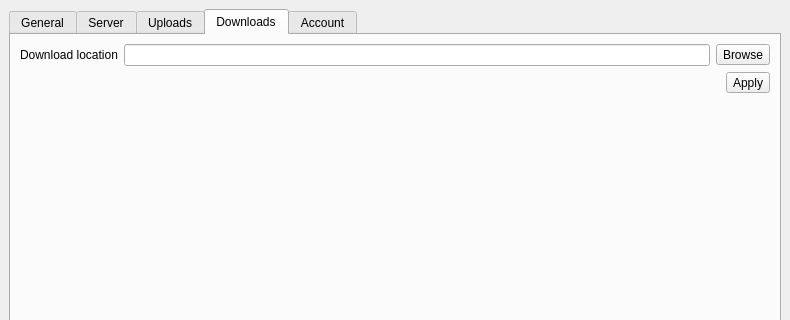
Old version of the form dcoraid/gui/preferences/dlg_preferences.ui in the repository DCOR-dev/DCOR-Aid; both pictures show x 0 to 790 and y 0 to 320 of the 790 by 689 pixel window.
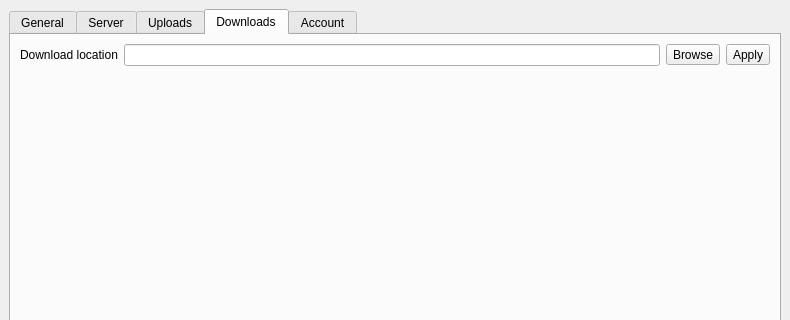
New version of the form. The open tabs and pages were chosen to show the change. Icons and pictures are not drawn.

Commit message: enh: move "apply" button in downloads settings next to "browse" button

The edit to the form file:
```diff
--- a/dcoraid/gui/preferences/dlg_preferences.ui
+++ b/dcoraid/gui/preferences/dlg_preferences.ui
@@ -304,25 +304,8 @@
             </property>
            </widget>
           </item>
-         </layout>
-        </item>
-        <item>
-         <layout class="QHBoxLayout" name="horizontalLayout_6">
           <item>
-           <spacer name="horizontalSpacer_4">
-            <property name="orientation">
-             <enum>Qt::Orientation::Horizontal</enum>
-            </property>
-            <property name="sizeHint" stdset="0">
-             <size>
-              <width>40</width>
-              <height>20</height>
-             </size>
-            </property>
-           </spacer>
-          </item>
-          <item>
-           <widget class="QToolButton" name="toolButton_downloads_apply">
+           <widget class="QToolButton" name="toolButton_downloads_path_apply">
             <property name="text">
              <string>Apply</string>
             </property>
```
The commit also changes 2 other files.
